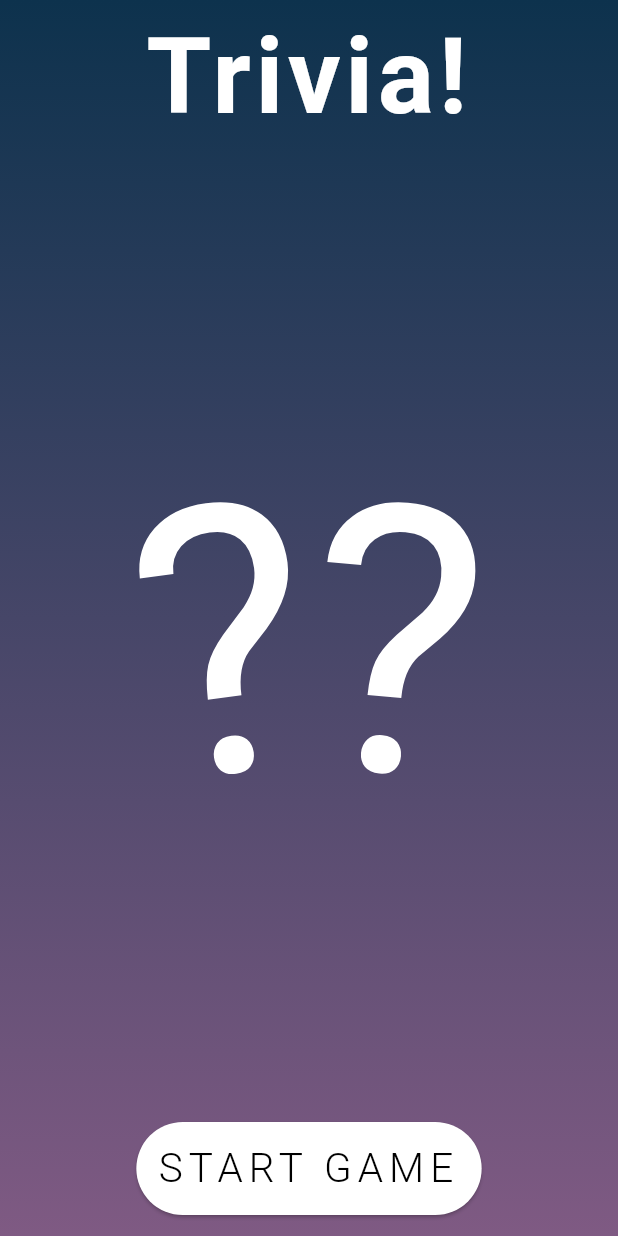
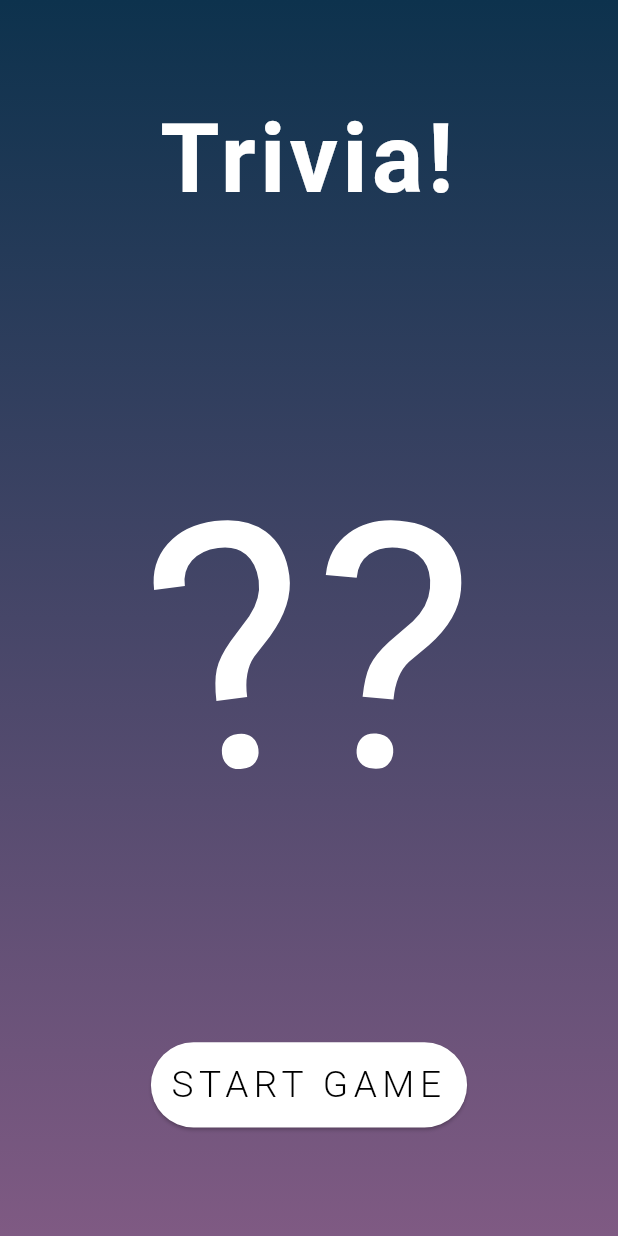
Before and after one commit to anInsignificantHuman/GameLobby, a Flutter app: the screen it shows after launch, on a phone screen of 412 x 824 dp. Run offline on Flutter 3.47's test engine with Material 2 defaults, Android fonts, the phone set to English and light mode, and no system bars; our stand-ins replace flutter_spinkit, google_fonts, html_unescape, responsive_framework, rive; Roboto replaces fonts that are missing (Ubuntu).

Commit message:
Migrate to null safety

```diff
--- a/lib/resources.dart
+++ b/lib/resources.dart
@@ -1,8 +1,10 @@
 import 'package:flutter/material.dart';
 import 'package:flutter/services.dart';
 import 'package:rive/rive.dart';
+import 'package:responsive_framework/responsive_framework.dart';
 import 'package:flutter_spinkit/flutter_spinkit.dart';
 
+// Random Animation Options For Loading Screens
 var loadingAnimationOptions = [
   SpinKitChasingDots(color: Colors.white, size: 80.0),
   SpinKitCubeGrid(color: Colors.white, size: 80.0),
@@ -14,6 +16,7 @@ var loadingAnimationOptions = [
   SpinKitSquareCircle(color: Colors.white, size: 80.0)
 ];
 
+// Widget For Displaying Rive Animations
 class RiveAnimationController extends StatefulWidget {
   final fileName;
   RiveAnimationController(this.fileName);
@@ -45,6 +48,47 @@ class _RiveAnimationControllerState extends State<RiveAnimationController> {
 
   @override
   Widget build(BuildContext context) {
-    return Container(child: Rive(artboard: animation, fit: BoxFit.cover));
+    return Rive(artboard: animation, fit: BoxFit.fitHeight);
   }
 }
+
+// Builder For Responsive Layouts
+class AdaptiveBuilder extends StatelessWidget {
+  final Widget? child;
+  AdaptiveBuilder(this.child);
+
+  @override
+  Widget build(BuildContext context) {
+    return ResponsiveWrapper.builder(this.child,
+        minWidth: 450,
+        maxWidth: 2460,
+        defaultScale: true,
+        breakpoints: [
+          ResponsiveBreakpoint.resize(600, name: MOBILE),
+          ResponsiveBreakpoint.autoScale(800, name: TABLET),
+          ResponsiveBreakpoint.resize(1200, name: DESKTOP),
+          ResponsiveBreakpoint.autoScale(2460, name: '4k'),
+        ]);
+  }
+}
+
+// Widget For Spacing Relative To Height
+class RelativeSpacer extends StatefulWidget {
+  final BuildContext context;
+  final double percent;
+  RelativeSpacer(this.context, this.percent);
+
+  @override
+  _RelativeSpacerState createState() => _RelativeSpacerState(context, percent);
+}
+
+class _RelativeSpacerState extends State<RelativeSpacer> {
+  final BuildContext context;
+  final double percent;
+  _RelativeSpacerState(this.context, this.percent);
+
+  @override
+  Widget build(BuildContext context) {
+    return Padding(padding: EdgeInsets.only(top: this.percent / 100 * MediaQuery.of(context).size.height));
+  }
+}
--- a/lib/trivia/trivia.dart
+++ b/lib/trivia/trivia.dart
@@ -16,6 +16,7 @@ class Trivia extends StatelessWidget {
   @override
   Widget build(BuildContext context) {
     return MaterialApp(
+        builder: (context, widget) => AdaptiveBuilder(widget),
         debugShowCheckedModeBanner: false,
         home: Scaffold(
             body: Container(
@@ -24,22 +25,21 @@ class Trivia extends StatelessWidget {
                         colors: [Color(0xff0d324d), Color(0xff7f5a83)],
                         begin: Alignment.topCenter,
                         end: Alignment.bottomCenter)),
-                child: Padding(
-                  padding: const EdgeInsets.symmetric(vertical: 10.0),
-                  child: Stack(
+                child: Center(
+                  child: ListView(
+                    shrinkWrap: true,
                     children: [
-                      Align(
-                        alignment: Alignment.topCenter,
-                        child: Text("Trivia!",
+                      Column(
+                        mainAxisAlignment: MainAxisAlignment.center,
+                        children: [
+                          Text("Trivia!",
                               style: GoogleFonts.ubuntu(
                                   fontSize: 70.0,
                                   letterSpacing: 3.0,
                                   fontWeight: FontWeight.bold),
                               textAlign: TextAlign.center),
-                      ),
-                      Align(
-                        alignment: Alignment.center,
-                        child: Row(
+                          RelativeSpacer(context, 15.0),
+                          Row(
                             mainAxisAlignment: MainAxisAlignment.center,
                             children: [
                               Transform.rotate(
@@ -76,8 +76,10 @@ class Trivia extends StatelessWidget {
                               ),
                             ],
                           ),
+                          RelativeSpacer(context, 15.0),
+                          StartGameButton(),
+                        ],
                       ),
-                      StartGameButton(),
                     ],
                   ),
                 ))),
@@ -87,12 +89,11 @@ class Trivia extends StatelessWidget {
   }
 }
 
+// Button To Begin Game
 class StartGameButton extends StatelessWidget {
   @override
   Widget build(BuildContext context) {
-    return Align(
-      alignment: Alignment.bottomCenter,
-      child: InkWell(
+    return InkWell(
         child: Card(
             child: Padding(
               padding: const EdgeInsets.all(15.0),
@@ -108,12 +109,12 @@ class StartGameButton extends StatelessWidget {
             color: Colors.white,
             shape: RoundedRectangleBorder(
                 borderRadius: BorderRadius.circular(60.0))),
-          onTap: () => Navigator.push(context,
-              MaterialPageRoute(builder: (context) => TriviaLoading()))),
-    );
+        onTap: () => Navigator.push(
+            context, MaterialPageRoute(builder: (context) => TriviaLoading())));
   }
 }
 
+// Individual Question Screen
 class TriviaGame extends StatefulWidget {
   final response, index;
   TriviaGame([this.response, this.index]);
@@ -124,8 +125,8 @@ class TriviaGame extends StatefulWidget {
 class _TriviaGameState extends State<TriviaGame> {
   final response, index;
   var body;
-  int counter = 10;
-  List answers;
+  int counter = 9;
+  List answers = [];
   _TriviaGameState(this.response, this.index) {
     body = jsonDecode(this.response.body)["results"];
     answers = body[this.index]["incorrect_answers"] +
@@ -146,7 +147,7 @@ class _TriviaGameState extends State<TriviaGame> {
     });
   }
 
-  Color diffultyColor(String difficulty) {
+  Color? diffultyColor(String difficulty) {
     switch (difficulty) {
       case 'easy':
         return Colors.greenAccent;
@@ -166,6 +167,7 @@ class _TriviaGameState extends State<TriviaGame> {
   @override
   Widget build(BuildContext context) {
     return MaterialApp(
+        builder: (context, widget) => AdaptiveBuilder(widget),
         debugShowCheckedModeBanner: false,
         home: Scaffold(
             body: Container(
@@ -174,7 +176,9 @@ class _TriviaGameState extends State<TriviaGame> {
                   colors: [Color(0xff0d324d), Color(0xff7f5a83)],
                   begin: Alignment.topCenter,
                   end: Alignment.bottomCenter)),
+          child: Center(
             child: ListView(
+              shrinkWrap: true,
               children: [
                 Align(
                   alignment: Alignment.topRight,
@@ -187,19 +191,15 @@ class _TriviaGameState extends State<TriviaGame> {
                             style: GoogleFonts.roboto(
                                 fontSize: 40.0, color: Colors.black),
                             textAlign: TextAlign.center),
-                      ))),
-              Center(
-                child: Padding(
-                  padding: const EdgeInsets.symmetric(horizontal: 64.0),
-                  child: Column(
-                    mainAxisAlignment: MainAxisAlignment.center,
-                    children: [
+                      )),
+                ),
                 Divider(color: Colors.white),
-                      Padding(padding: const EdgeInsets.only(top: 5.0)),
+                RelativeSpacer(context, 4.0),
                 Text(
                     "Question ${this.index + 1} of 10 (${body[this.index]["category"].replaceAll("Entertainment: ", "")})",
                     style: GoogleFonts.ubuntu(fontSize: 50.0),
                     textAlign: TextAlign.center),
+                RelativeSpacer(context, 4.0),
                 RichText(
                     text: TextSpan(
                       children: [
@@ -222,24 +222,24 @@ class _TriviaGameState extends State<TriviaGame> {
                       ],
                     ),
                     textAlign: TextAlign.center),
-                      Padding(padding: const EdgeInsets.only(top: 5.0)),
+                RelativeSpacer(context, 4.0),
                 Divider(color: Colors.white),
-                      Padding(padding: const EdgeInsets.only(top: 5.0)),
+                RelativeSpacer(context, 4.0),
                 Text(HtmlUnescape().convert(body[this.index]["question"]),
                     style: GoogleFonts.montserrat(
                       fontSize: 30.0,
                       letterSpacing: 3.0,
                     ),
                     textAlign: TextAlign.center),
+                RelativeSpacer(context, 4.0),
                 ...[
                   for (var answer in answers)
-                          QuestionButton(answer, body, index)
-                      ]
+                    QuestionButton(answer, body, index),
+                  RelativeSpacer(context, 4.0)
+                ],
+                Divider(color: Colors.white),
               ],
             ),
-                ),
-              ),
-            ],
           ),
         )),
         theme: ThemeData(
@@ -248,6 +248,7 @@ class _TriviaGameState extends State<TriviaGame> {
   }
 }
 
+// Button For Individual Questions
 class QuestionButton extends StatefulWidget {
   final answer, body, index;
   QuestionButton(this.answer, this.body, this.index);
@@ -283,10 +284,41 @@ class _QuestionButtonState extends State<QuestionButton> {
         ),
         onTap: () {
           Navigator.push(context, MaterialPageRoute(builder: (context) {
-            return MaterialApp(
-                debugShowCheckedModeBanner: false,
-                home: Scaffold(body: Center(child: RiveAnimationController('rightanswer.riv'))));
+            return ResultPage();
           }));
         });
   }
 }
+
+// Answer Result Screen
+class ResultPage extends StatelessWidget {
+  @override
+  Widget build(BuildContext context) {
+    return MaterialApp(
+        builder: (context, widget) => AdaptiveBuilder(widget),
+        debugShowCheckedModeBanner: false,
+        home: Scaffold(
+            body: Container(
+          decoration: BoxDecoration(
+              gradient: LinearGradient(
+                  colors: [Color(0xff0d324d), Color(0xff7f5a83)],
+                  begin: Alignment.topCenter,
+                  end: Alignment.bottomCenter)),
+          child: Center(
+              child: ListView(shrinkWrap: true, children: [
+            Text("Correct!",
+                style: GoogleFonts.ubuntu(
+                    fontSize: 80.0,
+                    letterSpacing: 3.0,
+                    fontWeight: FontWeight.bold),
+                textAlign: TextAlign.center),
+            Container(
+                height: 700,
+                child: RiveAnimationController('animations/rightanswer.riv')),
+          ])),
+        )),
+        theme: ThemeData(
+            brightness: Brightness.dark,
+            visualDensity: VisualDensity.adaptivePlatformDensity));
+  }
+}
--- a/lib/trivia/trivia_loading.dart
+++ b/lib/trivia/trivia_loading.dart
@@ -5,6 +5,7 @@ import 'package:http/http.dart' as http;
 import 'package:chat_app/resources.dart';
 import 'package:chat_app/trivia/trivia.dart';
 
+// MaterialApp Wrapper For TriviaLoading
 class TriviaLoadingScreen extends StatelessWidget {
   @override
   Widget build(BuildContext context) {
@@ -17,6 +18,7 @@ class TriviaLoadingScreen extends StatelessWidget {
   }
 }
 
+// Trivia Loading Screen
 class TriviaLoading extends StatefulWidget {
   @override
   _TriviaLoadingState createState() => _TriviaLoadingState();
```
Also changed, not shown: pubspec.yaml (+8 -1 lines), pubspec.lock, 2 other files. Lines whose indentation alone changed are shown as unchanged.
